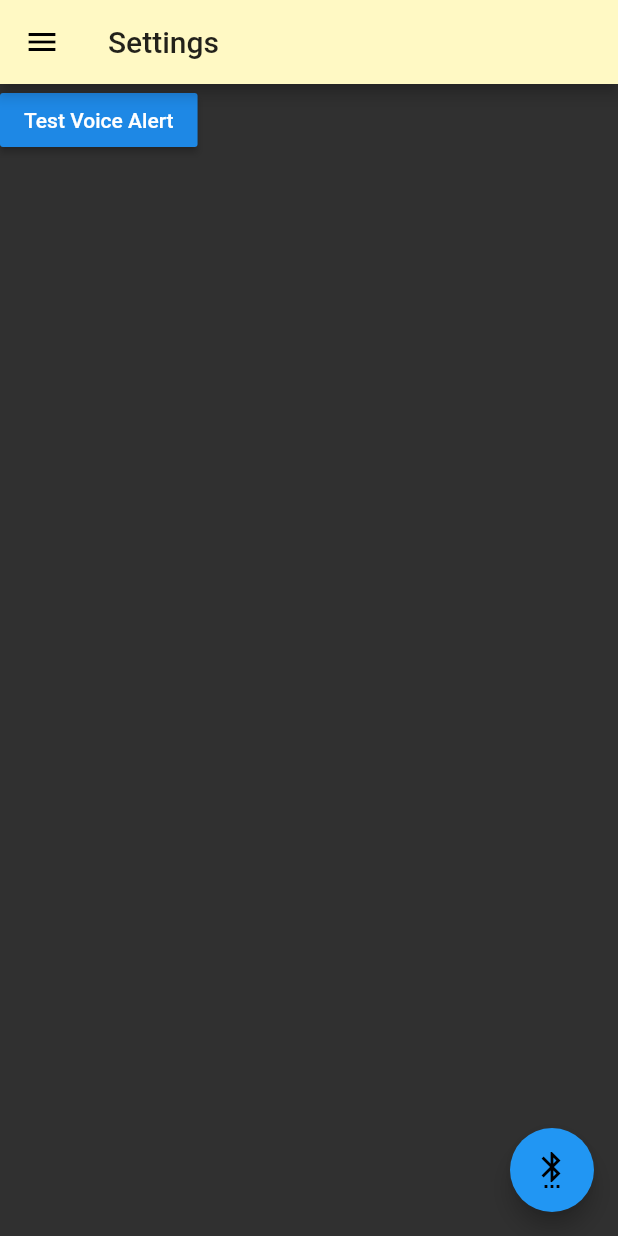
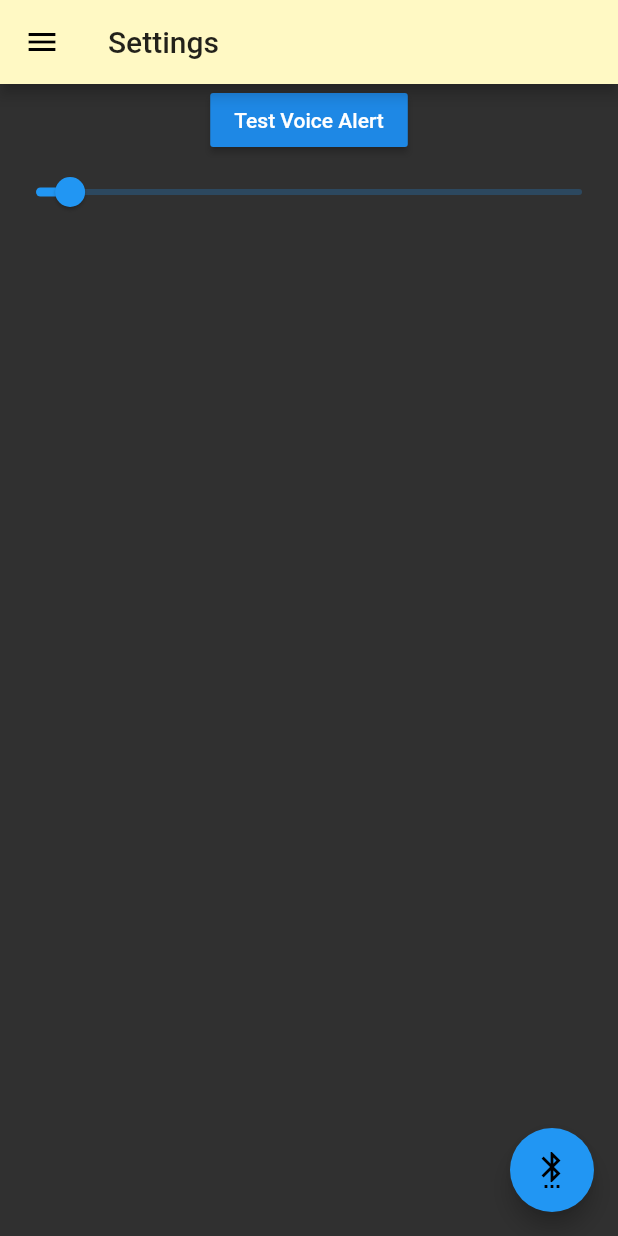
Before and after one commit to Binnacle-boys/binnacle-dart, a Flutter app: the SettingsScreen screen opened directly, on a phone screen of 412 x 824 dp. Run offline on Flutter 3.47's test engine with Material 2 defaults, Android fonts, the phone set to English and light mode, and no system bars; our stand-ins replace flutter_blue, flutter_compass, flutter_tts, geolocator, google_maps_flutter, rxdart and 2 more; missing offline and left inert: sail_routing_dart.

Commit message:
close enough value slider in settings

```diff
--- a/binnacle/lib/bloc.dart
+++ b/binnacle/lib/bloc.dart
@@ -41,6 +41,11 @@ class Bloc extends Object {
   BehaviorSubject<IdealHeadingModel> get idealHeading => _repository.navigator.idealHeading;
   List<LatLng> getCourse() => _repository.navigator.getCourse();
   ReplaySubject<PositionModel> get courseHistory => _repository.navigator.positionHistory;
+  double get navigationCloseEnough => _repository.navigator.closeEnough;
+  double get navigationMaxOffset => _repository.navigator.maxOffset;
+  Function setNavigationCloseEnough(double value) => _repository.navigator.setCloseEnough;
+  Function setNavigationMaxOffset(double value) => _repository.navigator.setMaxOffset;
+
 
   // Map State Variables
   Map<PolylineId, Polyline> lines = new Map();
--- a/binnacle/lib/screens/settings_screen.dart
+++ b/binnacle/lib/screens/settings_screen.dart
@@ -4,111 +4,121 @@ import 'package:sos/bloc.dart';
 import 'package:sos/providers/app_provider.dart';
 import 'package:flutter_blue/flutter_blue.dart';
 
+class SettingsScreen extends StatefulWidget {
+  @override
+  State<StatefulWidget> createState() => _SettingsState();
+}
 
-class SettingsScreen extends StatelessWidget {
+class _SettingsState extends State<SettingsScreen> {
+  Bloc bloc;
+  double _closeEnoughValue;
+
   @override
   Widget build(BuildContext context) {
-    Bloc bloc = Provider.of(context);
+    bloc = Provider.of(context);
+    _closeEnoughValue = bloc.navigationCloseEnough;
     return Scaffold(
         floatingActionButton: _buildPopup(context),
-
-     appBar: AppBar(
-       title: Text("Settings")
+        appBar: AppBar(title: Text("Settings")),
+        drawer: AppDrawer(),
+        body: Column(children: <Widget>[
+          new RaisedButton(
+            child: Text('Test Voice Alert'),
+            onPressed: bloc.voiceAlertTest(),
           ),
-     drawer: AppDrawer(),
-     body: Column( children: <Widget>[
-       new RaisedButton(child: Text('Test Voice Alert'), onPressed: bloc.voiceAlertTest(),)
-     ])
-   );
+          Slider(
+            value: _closeEnoughValue.toDouble(),
+            min: 10.0,
+            max: 250.0,
+            label: "Navigator: Close Enough (meters)",
+            onChanged: (double newValue) {
+              // bloc.setNavigationCloseEnough(value);
+              setState(() {
+                _closeEnoughValue = newValue.roundToDouble();
+              });
+              print(_closeEnoughValue);
+            },
+          ),
+        ]));
   }
 }
+
 _buildPopup(context) {
-  return FloatingActionButton(child: Icon(Icons.settings_bluetooth), backgroundColor: Colors.blue, onPressed: () {
+  return FloatingActionButton(
+      child: Icon(Icons.settings_bluetooth),
+      backgroundColor: Colors.blue,
+      onPressed: () {
         Bloc bloc = Provider.of(context);
         bloc.startScan;
         showDialog(
             context: context,
-        builder: (context) =>
-         SimpleDialog(
+            builder: (context) => SimpleDialog(
                   title: _popupTitle(context, bloc),
                   children: [
                     Container(
                       child: _buildScanResultTiles(context, bloc),
                     )
                   ],
-
-        )
-      );
+                ));
       });
 }
-
-
 
 Widget _buildScanResultTiles(BuildContext context, Bloc bloc) {
   return StreamBuilder(
       stream: bloc.scanResults,
       builder: (context, snapshot) {
-        if(!snapshot.hasData) {
+        if (!snapshot.hasData) {
           return Text('no data');
         } else if (snapshot.hasError) {
           return Text('Error');
         } else {
-
           var tiles = new List<Widget>();
-          for(var result in snapshot.data.values) {
-            if(result.device.name.length.isNotEmpty)  {
-              tiles.add( _scanResultTile(context, result));
-
-
+          for (var result in snapshot.data.values) {
+            if (result.device.name.length.isNotEmpty) {
+              tiles.add(_scanResultTile(context, result));
             }
           }
           return Column(
               mainAxisAlignment: MainAxisAlignment.start,
               crossAxisAlignment: CrossAxisAlignment.start,
-            children: tiles
-          );
+              children: tiles);
+        }
+      });
+}
 
-        }
-      }
-    );
-
-  }
 Widget _scanResultTile(context, result) {
   Bloc bloc = Provider.of(context);
   return SimpleDialogOption(
-      child: Text(
-        result.device.name.toString(), textAlign: TextAlign.left),
-        onPressed:() => Navigator.pop(context, bloc.connect(result.device))
-    );
+      child: Text(result.device.name.toString(), textAlign: TextAlign.left),
+      onPressed: () => Navigator.pop(context, bloc.connect(result.device)));
 }
-
 
 Widget _popupTitle(BuildContext context, Bloc bloc) {
   return StreamBuilder(
       stream: bloc.isScanning,
-      builder: (context, snapshot)  {
-        print("FROM SNAPSHOT "+snapshot.data.toString());
-        if(snapshot.hasData) {
+      builder: (context, snapshot) {
+        print("FROM SNAPSHOT " + snapshot.data.toString());
+        if (snapshot.hasData) {
           return Column(
               children: (snapshot.data)
-            ?<Widget>[
+                  ? <Widget>[
                       Text("Scanning....", style: TextStyle(fontSize: 24.0)),
                       LinearProgressIndicator()
                     ]
-            :<Widget>[
-              Text("Select device", style: TextStyle(fontSize: 24.0),)
-            ]
-          );
+                  : <Widget>[
+                      Text(
+                        "Select device",
+                        style: TextStyle(fontSize: 24.0),
+                      )
+                    ]);
         } else if (snapshot.hasError) {
           return Text(snapshot.error.toString());
         } else {
           print("Displaying no data yet");
           return Text('No data yet');
         }
+      });
 }
-    );
-  }
-
 
 class ScanResultTile extends StatelessWidget {
   const ScanResultTile({Key key, this.result, this.onTap}) : super(key: key);
@@ -145,7 +155,6 @@ class ScanResultTile extends StatelessWidget {
         textColor: Colors.white,
         onPressed: (result.advertisementData.connectable) ? onTap : null,
       ),
-
     );
   }
 }
```
Lines whose indentation alone changed are shown as unchanged.
